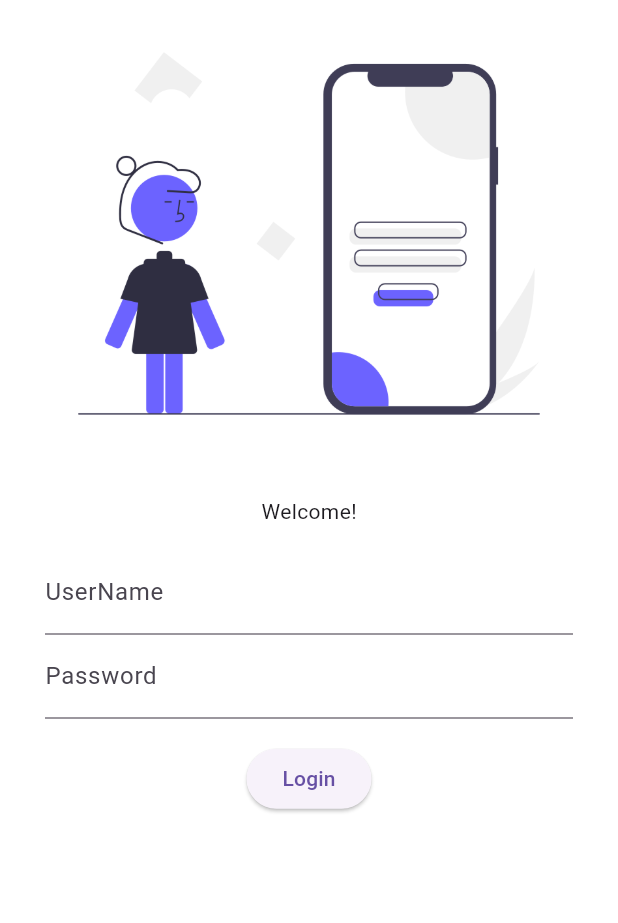
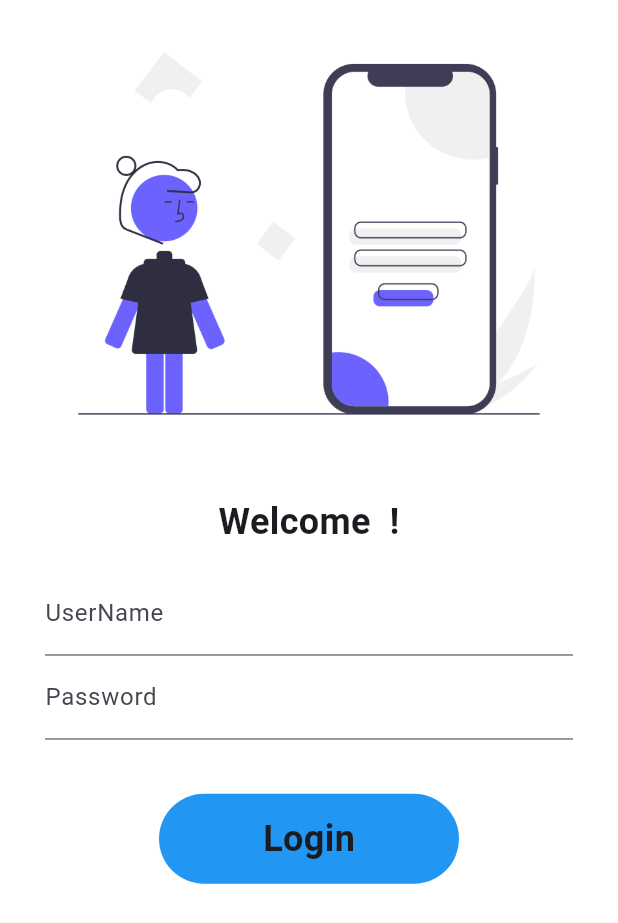
Before and after one commit to Ruthvik2025/shopping-app-UI, a Flutter app: the screen it shows after launch, on a phone screen of 412 x 824 dp. Shown: the top 923 px of the screen. Run offline on Flutter 3.47's test engine with Material 3 defaults, Android fonts, the phone set to English and light mode, and no system bars.

Commit message:
day 6 completed

```diff
--- a/lib/pages/login_page.dart
+++ b/lib/pages/login_page.dart
@@ -1,8 +1,18 @@
+// ignore_for_file: use_build_context_synchronously
+
 import "package:days_30_flutter/utili/class_route.dart";
 import "package:flutter/material.dart";
 
-class LoginPage extends StatelessWidget {
-  const LoginPage({super.key});
+class LoginPage extends StatefulWidget {
+  LoginPage({super.key});
+
+  @override
+  State<LoginPage> createState() => _LoginPageState();
+}
+
+class _LoginPageState extends State<LoginPage> {
+  String name = "";
+  bool isButton = false;
 
   @override
   Widget build(BuildContext context) {
@@ -13,7 +23,10 @@ class LoginPage extends StatelessWidget {
           children: [
             Image.asset("assets/images/login_page.png"),
             const SizedBox(height: 20),
-            const Text("Welcome!"),
+            Text(
+              "Welcome $name !",
+              style: const TextStyle(fontSize: 24, fontWeight: FontWeight.bold),
+            ),
             Padding(
               padding: const EdgeInsets.symmetric(vertical: 16, horizontal: 30),
               child: Column(
@@ -24,6 +37,11 @@ class LoginPage extends StatelessWidget {
                       hintText: "enter username",
                       labelText: "UserName",
                     ),
+                    onChanged: (value) {
+                      setState(() {
+                        name = value;
+                      });
+                    },
                   ),
                   TextFormField(
                     obscureText: true,
@@ -32,13 +50,43 @@ class LoginPage extends StatelessWidget {
                       labelText: "Password",
                     ),
                   ),
-                  const SizedBox(height: 16),
-                  ElevatedButton(
-                    onPressed: () {
+                  const SizedBox(height: 36),
+                  InkWell(
+                    onTap: () async {
+                      setState(() {
+                        isButton = true;
+                      });
+                      await Future.delayed(const Duration(seconds: 1));
                       Navigator.pushNamed(context, MyRoute.homeRoute);
                     },
-                    child: const Text("Login"),
+                    child: AnimatedContainer(
+                      duration: const Duration(seconds: 1),
+                      height: 60,
+                      width: isButton ? 60 : 200,
+                      alignment: Alignment.center,
+                      decoration: BoxDecoration(
+                        borderRadius: BorderRadius.circular(isButton ? 8 : 50),
+                        color: Colors.blue,
+                      ),
+                      child: isButton
+                          ? const Icon(
+                              Icons.done,
+                              color: Colors.white,
+                            )
+                          : const Text(
+                              "Login",
+                              style: TextStyle(
+                                  fontSize: 24, fontWeight: FontWeight.bold),
+                            ),
+                    ),
                   )
+                  // ElevatedButton(
+                  //   style: ElevatedButton.styleFrom(fixedSize: Size(200, 60)),
+                  //   onPressed: () {
+                  //     Navigator.pushNamed(context, MyRoute.homeRoute);
+                  //   },
+                  //   child: const Text("Login"),
+                  // )
                 ],
               ),
             ),
```
